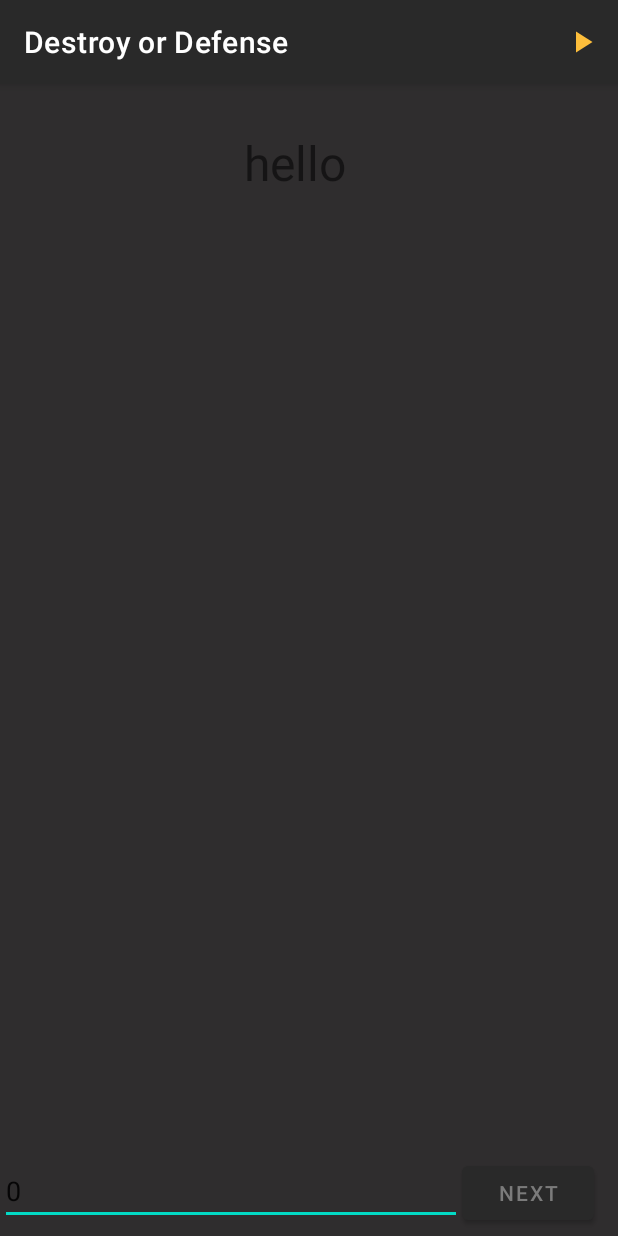
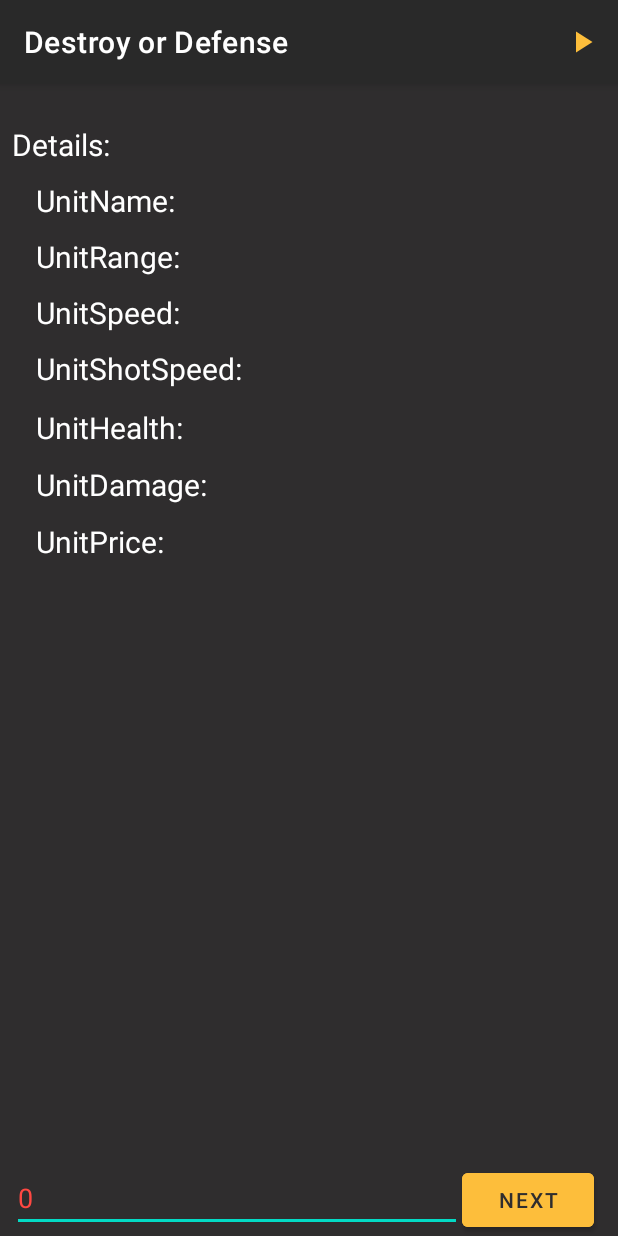
Before and after one commit to dolorsy/DoD, an Android app: the UnitDetailsActivity screen opened directly, with no data from a screen before it, on a phone screen of 412 x 824 dp. Run offline under Robolectric (Android 15) with nearby library versions, the phone set to English and light mode, and no system bars; 7 statements that could not run were skipped.

Commit message:
new activities new habeds new bugs
too much edit at project package

```diff
--- a/app/src/main/java/com/dolor/destroyordefense/GeneralActivity.java
+++ b/app/src/main/java/com/dolor/destroyordefense/GeneralActivity.java
@@ -11,7 +11,7 @@ public class GeneralActivity extends AppCompatActivity {
         getMenuInflater().inflate(R.menu.customization_action_bar, menu);
         MenuItem item = menu.findItem(R.id.start_game);
         //TODO: start game
-        //item.setOnMenuItemClickListener((item1 ))
+        //item.setOnMenuItemClickListener();
         return super.onCreateOptionsMenu(menu);
     }
 }
--- a/app/src/main/java/com/dolor/destroyordefense/UnitDetailsActivity.java
+++ b/app/src/main/java/com/dolor/destroyordefense/UnitDetailsActivity.java
@@ -1,25 +1,52 @@
 package com.dolor.destroyordefense;
 
+import android.annotation.SuppressLint;
 import android.content.Intent;
 import android.os.Bundle;
 import android.widget.Button;
 import android.widget.TextView;
 
 import project.Core.Shop;
+import project.Unit.Unit;
 
 public class UnitDetailsActivity extends GeneralActivity {
-    TextView allDet;
+    TextView name, range, speed, shotSpeed, health, damage, price;
     Button next;
 
+    @SuppressLint({"SetTextI18n", "CutPasteId"})
     @Override
     protected void onCreate(Bundle savedInstanceState) {
         super.onCreate(savedInstanceState);
         setContentView(R.layout.activity_unit_details);
-        Shop s = new Shop();
-        allDet = findViewById(R.id.alldet);
+        Shop shop = new Shop();
+        Unit unit = shop.getUnitByType2(getIntent().getStringExtra("type"));
+
+        name = findViewById(R.id.UnitName);
+        name.setText("Name:             " + unit.getUnitId());
+
+        range = findViewById(R.id.UnitRange);
+        range.setText("Range:            " + unit.getRange());
+
+        speed = findViewById(R.id.UnitSpeed);
+        speed.setText("Speed:            " + unit.getSpeed());
+
+        shotSpeed = findViewById(R.id.UnitShotSpeed);
+        shotSpeed.setText("ShotSpeed:    " + unit.getShot_speed());
+
+        health = findViewById(R.id.UnitHealth);
+        health.setText("Health:            " + unit.getHealth());
+
+        damage = findViewById(R.id.UnitDamage);
+        damage.setText("Damage:         " + unit.getDamage());
+
+        price = findViewById(R.id.UnitPrice);
+        price.setText("Price:                 " + unit.getType());
+
         next = findViewById(R.id.next);
-        allDet.setText(s.getUnitByType2(getIntent().getStringExtra("type")).toString());
+
         //TODO get player and add if for check player points
+
+
         next.setOnClickListener(v -> startActivity(new Intent(this, ArenaActivity.class)));
 
 
--- a/app/src/main/java/project/Core/Game.java
+++ b/app/src/main/java/project/Core/Game.java
@@ -29,6 +29,7 @@ public class Game {
 
     private Game() {
         //Todo:here The Round Length
+        //Todo:this timeer should be started when shopping is finished
         gameTimer = new GameTimer(30);
     }
 
--- a/app/src/main/java/project/Core/Shop.java
+++ b/app/src/main/java/project/Core/Shop.java
@@ -15,15 +15,7 @@ public class Shop {
     int lowestPrice = 0;
 
     public Shop() {
-        ShopUnits.add(new UnitViewHelper(new Unit(20, 34, 55, "tk", 130, 140, 440, 90)));
-        ShopUnits.add(new UnitViewHelper(new Unit(21, 74, 75, "ks", 70, 120, 440, 95)));
-        ShopUnits.add(new UnitViewHelper(new Unit(22, 84, 78, "tt", 50, 200, 460, 95)));
-        ShopUnits.add(new UnitViewHelper(new Unit(53, 24, 65, "kt", 40, 100, 160, 0)));
-        ShopUnits.add(new UnitViewHelper(new Unit(54, 2114, 765, "kt", 430, 1300, 1603, 932)));
-        ShopUnits.add(new UnitViewHelper(new Unit(55, 274, 65, "tt", 450, 100, 760, 392)));
-        ShopUnits.add(new UnitViewHelper(new Unit(56, 27, 6985, "ks", 4580, 1050, 1640, 923)));
-        ShopUnits.add(new UnitViewHelper(new Unit(57, 247, 695, "tt", 4054, 10650, 1670, 92)));
-
+        InitShop();
     }
 
     private Unit getUnitByType(String type) {
@@ -55,6 +47,15 @@ public class Shop {
     public void InitShop() {
         //Todo: Here We Should read from DataBase Or JSON To fill ShopUnits;
         //Todo:Here We should init lowestPrice
+        ShopUnits.add(new UnitViewHelper(new Unit(20, 34, 55, "tk", 130, 140, 440, 90)));
+        ShopUnits.add(new UnitViewHelper(new Unit(21, 74, 75, "ks", 70, 120, 440, 95)));
+        ShopUnits.add(new UnitViewHelper(new Unit(22, 84, 78, "tt", 50, 200, 460, 95)));
+        ShopUnits.add(new UnitViewHelper(new Unit(53, 24, 65, "kt", 40, 100, 160, 0)));
+        ShopUnits.add(new UnitViewHelper(new Unit(54, 2114, 765, "kt", 430, 1300, 1603, 932)));
+        ShopUnits.add(new UnitViewHelper(new Unit(55, 274, 65, "tt", 450, 100, 760, 392)));
+        ShopUnits.add(new UnitViewHelper(new Unit(56, 27, 6985, "ks", 4580, 1050, 1640, 923)));
+        ShopUnits.add(new UnitViewHelper(new Unit(57, 247, 695, "tt", 4054, 10650, 1670, 92)));
+
 
     }
 
@@ -62,5 +63,7 @@ public class Shop {
         return new Unit(getUnitByType(type));
     }
 
+    public enum initialUnits {
 
+    }
 }
--- /dev/null
+++ b/app/src/main/res/drawable/backgroud_next_buttn.xml
@@ -0,0 +1,7 @@
+<shape xmlns:android="http://schemas.android.com/apk/res/android"
+    android:shape="rectangle">
+    <solid android:color="@color/ColorAccent" />
+    <corners android:radius="8dp" />
+
+
+</shape>
--- a/app/src/main/res/layout/activity_main.xml
+++ b/app/src/main/res/layout/activity_main.xml
@@ -3,8 +3,8 @@
     xmlns:app="http://schemas.android.com/apk/res-auto"
     xmlns:tools="http://schemas.android.com/tools"
     android:layout_width="match_parent"
+    android:layout_height="match_parent"
     android:background="@color/ColorQuickActionBackground"
-    android:layout_height="match_parent"
     tools:context=".MainActivity">
 
     <androidx.constraintlayout.widget.ConstraintLayout
@@ -12,6 +12,7 @@
         android:layout_width="0dp"
         android:layout_height="wrap_content"
         android:orientation="horizontal"
+        android:paddingLeft="4dp"
         app:layout_constraintEnd_toEndOf="parent"
         app:layout_constraintStart_toStartOf="parent"
         tools:ignore="MissingConstraints">
@@ -34,7 +35,6 @@
 
         <TextView
             android:id="@+id/player_points"
-
             android:layout_width="wrap_content"
             android:layout_height="0dp"
             android:gravity="center"
@@ -49,8 +49,8 @@
         android:id="@+id/shop_recycler_view"
         android:layout_width="0dp"
         android:layout_height="0dp"
+        android:paddingLeft="12dp"
         android:textColor="@color/ColorWhite"
-
         app:layout_constraintBottom_toBottomOf="parent"
         app:layout_constraintEnd_toEndOf="parent"
         app:layout_constraintHorizontal_bias="0.0"
--- a/app/src/main/res/layout/activity_unit_details.xml
+++ b/app/src/main/res/layout/activity_unit_details.xml
@@ -5,22 +5,135 @@
     android:layout_width="match_parent"
     android:layout_height="match_parent"
     android:background="@color/ColorQuickActionBackground"
+    android:paddingLeft="8dp"
     tools:context=".UnitDetailsActivity">
 
     <TextView
-        android:id="@+id/alldet"
-        android:layout_width="wrap_content"
+        android:id="@+id/UnitDetails"
+        android:layout_width="match_parent"
+        android:text="Details:"
         android:layout_height="wrap_content"
-        android:text="hello"
-        android:textSize="32sp"
+        android:textColor="@color/ColorWhite"
+        android:textSize="20sp"
         app:layout_constraintBottom_toBottomOf="parent"
         app:layout_constraintEnd_toEndOf="parent"
-        app:layout_constraintHorizontal_bias="0.473"
+        app:layout_constraintHorizontal_bias="0.061"
         app:layout_constraintStart_toStartOf="parent"
         app:layout_constraintTop_toTopOf="parent"
-        app:layout_constraintVertical_bias="0.042" />
+        app:layout_constraintVertical_bias="0.036" />
+
+
+    <TextView
+        android:id="@+id/UnitName"
+        android:layout_width="match_parent"
+        android:layout_height="wrap_content"
+        android:layout_marginTop="10dp"
+        android:paddingLeft="16dp"
+        android:text="UnitName:"
+        android:textColor="@color/ColorWhite"
+        android:textSize="20sp"
+        app:layout_constraintBottom_toBottomOf="parent"
+        app:layout_constraintEnd_toEndOf="parent"
+        app:layout_constraintHorizontal_bias="0.0"
+        app:layout_constraintStart_toStartOf="parent"
+        app:layout_constraintTop_toBottomOf="@+id/UnitDetails"
+        app:layout_constraintVertical_bias="0.0" />
+
+    <TextView
+        android:id="@+id/UnitRange"
+        android:layout_width="match_parent"
+        android:layout_height="wrap_content"
+        android:layout_marginTop="10dp"
+        android:paddingLeft="16dp"
+        android:text="UnitRange:"
+        android:textColor="@color/ColorWhite"
+        android:textSize="20sp"
+        app:layout_constraintBottom_toTopOf="@+id/constraintLayout2"
+        app:layout_constraintEnd_toEndOf="parent"
+        app:layout_constraintHorizontal_bias="0.0"
+        app:layout_constraintStart_toStartOf="parent"
+        app:layout_constraintTop_toBottomOf="@+id/UnitName"
+        app:layout_constraintVertical_bias="0.0" />
+
+    <TextView
+        android:id="@+id/UnitSpeed"
+        android:layout_width="match_parent"
+        android:layout_height="wrap_content"
+        android:layout_marginTop="10dp"
+        android:paddingLeft="16dp"
+        android:text="UnitSpeed:"
+        android:textColor="@color/ColorWhite"
+        android:textSize="20sp"
+        app:layout_constraintBottom_toTopOf="@+id/constraintLayout2"
+        app:layout_constraintEnd_toEndOf="parent"
+        app:layout_constraintHorizontal_bias="0.0"
+        app:layout_constraintStart_toStartOf="parent"
+        app:layout_constraintTop_toBottomOf="@+id/UnitRange"
+        app:layout_constraintVertical_bias="0.0" />
+
+    <TextView
+        android:id="@+id/UnitShotSpeed"
+        android:layout_width="match_parent"
+        android:layout_height="wrap_content"
+        android:layout_marginTop="10dp"
+        android:paddingLeft="16dp"
+        android:text="UnitShotSpeed:"
+        android:textColor="@color/ColorWhite"
+        android:textSize="20sp"
+        app:layout_constraintBottom_toTopOf="@+id/constraintLayout2"
+        app:layout_constraintEnd_toEndOf="parent"
+        app:layout_constraintHorizontal_bias="0.0"
+        app:layout_constraintStart_toStartOf="parent"
+        app:layout_constraintTop_toBottomOf="@+id/UnitSpeed"
+        app:layout_constraintVertical_bias="0.0" />
+
+    <TextView
+        android:id="@+id/UnitHealth"
+        android:layout_width="match_parent"
+        android:layout_height="wrap_content"
+        android:paddingLeft="16dp"
+        android:text="UnitHealth:"
+        android:textColor="@color/ColorWhite"
+        android:textSize="20sp"
+        app:layout_constraintBottom_toTopOf="@+id/constraintLayout2"
+        app:layout_constraintEnd_toEndOf="parent"
+        app:layout_constraintHorizontal_bias="0.0"
+        app:layout_constraintStart_toStartOf="parent"
+        app:layout_constraintTop_toBottomOf="@+id/UnitShotSpeed"
+        app:layout_constraintVertical_bias="0.024" />
+
+    <TextView
+        android:id="@+id/UnitDamage"
+        android:layout_width="match_parent"
+        android:layout_height="wrap_content"
+        android:paddingLeft="16dp"
+        android:text="UnitDamage:"
+        android:textColor="@color/ColorWhite"
+        android:textSize="20sp"
+        app:layout_constraintBottom_toTopOf="@+id/constraintLayout2"
+        app:layout_constraintEnd_toEndOf="parent"
+        app:layout_constraintHorizontal_bias="0.0"
+        app:layout_constraintStart_toStartOf="parent"
+        app:layout_constraintTop_toBottomOf="@+id/UnitHealth"
+        app:layout_constraintVertical_bias="0.024" />
+
+    <TextView
+        android:id="@+id/UnitPrice"
+        android:layout_width="match_parent"
+        android:layout_height="wrap_content"
+        android:paddingLeft="16dp"
+        android:text="UnitPrice:"
+        android:textColor="@color/ColorWhite"
+        android:textSize="20sp"
+        app:layout_constraintBottom_toTopOf="@+id/constraintLayout2"
+        app:layout_constraintEnd_toEndOf="parent"
+        app:layout_constraintHorizontal_bias="0.0"
+        app:layout_constraintStart_toStartOf="parent"
+        app:layout_constraintTop_toBottomOf="@+id/UnitDamage"
+        app:layout_constraintVertical_bias="0.026" />
 
     <androidx.constraintlayout.widget.ConstraintLayout
+        android:id="@+id/constraintLayout2"
         android:layout_width="match_parent"
         android:layout_height="wrap_content"
         android:orientation="horizontal"
@@ -28,7 +141,6 @@
         app:layout_constraintEnd_toEndOf="parent"
         app:layout_constraintHorizontal_bias="0.0"
         app:layout_constraintStart_toStartOf="parent"
-        app:layout_constraintTop_toBottomOf="@+id/alldet"
         app:layout_constraintVertical_bias="0.993">
 
         <EditText
@@ -37,6 +149,7 @@
             android:layout_height="wrap_content"
             android:inputType="number"
             android:text="0"
+            android:textColor="@color/ColorNotColor3"
             app:layout_constraintBottom_toBottomOf="parent"
             app:layout_constraintEnd_toStartOf="@+id/next"
             app:layout_constraintHorizontal_bias="0.055"
@@ -48,8 +161,9 @@
             android:id="@+id/next"
             android:layout_width="wrap_content"
             android:layout_height="wrap_content"
-            android:color="@color/ColorAccent"
+            android:backgroundTint="@color/ColorAccent"
             android:text="next"
+            android:textColor="@color/ColorQuickActionBackground"
             app:layout_constraintBottom_toBottomOf="parent"
             app:layout_constraintEnd_toEndOf="parent"
             app:layout_constraintHorizontal_bias="0.95"
--- a/app/src/main/res/layout/list_item.xml
+++ b/app/src/main/res/layout/list_item.xml
@@ -2,6 +2,7 @@
 <androidx.constraintlayout.widget.ConstraintLayout xmlns:android="http://schemas.android.com/apk/res/android"
     xmlns:app="http://schemas.android.com/apk/res-auto"
     xmlns:tools="http://schemas.android.com/tools"
+    android:background="@color/ColorQuickActionBackground"
     android:layout_width="match_parent"
     android:layout_height="wrap_content"
     android:padding="4dp">
@@ -17,11 +18,10 @@
             android:layout_width="match_parent"
             android:layout_height="wrap_content"
             android:layout_alignParentTop="true"
-            android:fontFamily="@font/ubuntu_medium"
+            android:fontFamily="@font/ubuntu_regular"
             android:text="unit-name"
             android:textColor="@color/ColorWhite"
             android:textSize="32dp"
-
             app:layout_constraintBottom_toBottomOf="parent"
             app:layout_constraintEnd_toEndOf="parent"
             app:layout_constraintHorizontal_bias="0.047"
@@ -31,7 +31,6 @@
 
         <TextView
             android:id="@+id/unit_price"
-
             android:layout_width="match_parent"
             android:layout_height="wrap_content"
             android:layout_above="@id/unit_name"
@@ -40,7 +39,7 @@
             android:text="unit-price"
             android:textColor="@color/ColorWhite"
 
-            android:textSize="32dp"
+            android:textSize="24dp"
 
             app:layout_constraintBottom_toBottomOf="parent"
             app:layout_constraintEnd_toEndOf="parent"
```
